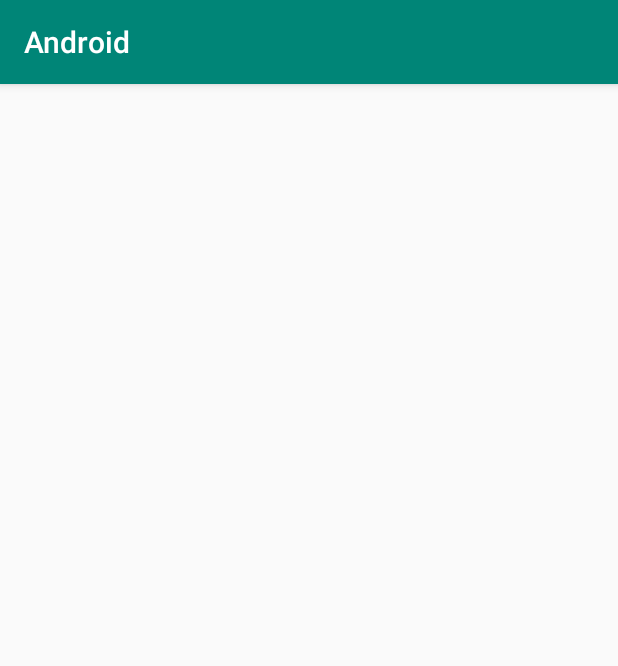
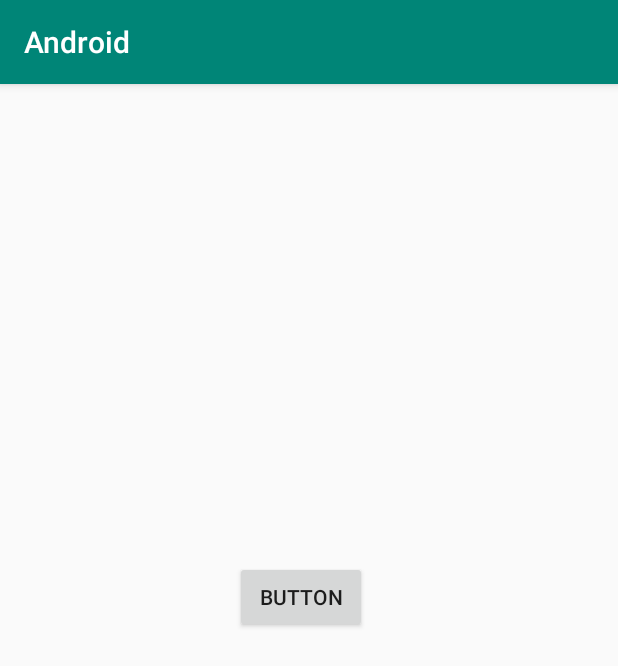
Before and after one commit to MalCaor/AndroidTP, an Android app: the Act2 screen opened directly, with no data from a screen before it, on a phone screen of 412 x 824 dp. Shown: the top 666 px of the screen. Run offline under Robolectric (Android 15) with nearby library versions, the phone set to English and light mode, and no system bars; 2 statements that could not run were skipped.

```diff
--- a/app/src/main/AndroidManifest.xml
+++ b/app/src/main/AndroidManifest.xml
@@ -3,6 +3,7 @@
     package="com.example.android">
 
     <application
+        android:parentActivityName=".MainActivity"
         android:allowBackup="true"
         android:icon="@mipmap/ic_launcher"
         android:label="@string/app_name"
--- a/app/src/main/java/com/example/android/Act2.java
+++ b/app/src/main/java/com/example/android/Act2.java
@@ -4,6 +4,7 @@ import androidx.appcompat.app.AppCompatActivity;
 import android.view.View;
 import android.widget.Button;
 import android.os.Bundle;
+import android.widget.Toast;
 
 public class Act2 extends AppCompatActivity {
 
@@ -11,12 +12,16 @@ public class Act2 extends AppCompatActivity {
     protected void onCreate(Bundle savedInstanceState) {
         super.onCreate(savedInstanceState);
         setContentView(R.layout.activity_act2);
-        Button fin=(Button) findViewById(R.id.button);
+        Button fin=(Button) findViewById(R.id.button2);
         fin.setOnClickListener(new View.OnClickListener() {
             public void onClick(View v) {
                 finish();
 
             }
         });
+        Bundle b = getIntent().getExtras();
+        String param1 = b.getString("param1");
+        int param2=b.getInt("param2");
+        Toast.makeText(getApplicationContext(),	param1+ Integer.toString(param2),Toast.LENGTH_SHORT).show();
     }
 }
--- a/app/src/main/res/layout/activity_act2.xml
+++ b/app/src/main/res/layout/activity_act2.xml
@@ -6,4 +6,17 @@
     android:layout_height="match_parent"
     tools:context=".Act2">
 
+    <Button
+        android:id="@+id/button2"
+        android:layout_width="wrap_content"
+        android:layout_height="wrap_content"
+        android:layout_marginStart="156dp"
+        android:layout_marginTop="299dp"
+        android:layout_marginEnd="167dp"
+        android:layout_marginBottom="384dp"
+        android:text="Button"
+        app:layout_constraintBottom_toBottomOf="parent"
+        app:layout_constraintEnd_toEndOf="parent"
+        app:layout_constraintStart_toStartOf="parent"
+        app:layout_constraintTop_toTopOf="parent" />
 </androidx.constraintlayout.widget.ConstraintLayout>
```
Also changed, not shown: app/src/main/java/com/example/android/MainActivity.java (+8 -0 lines).
